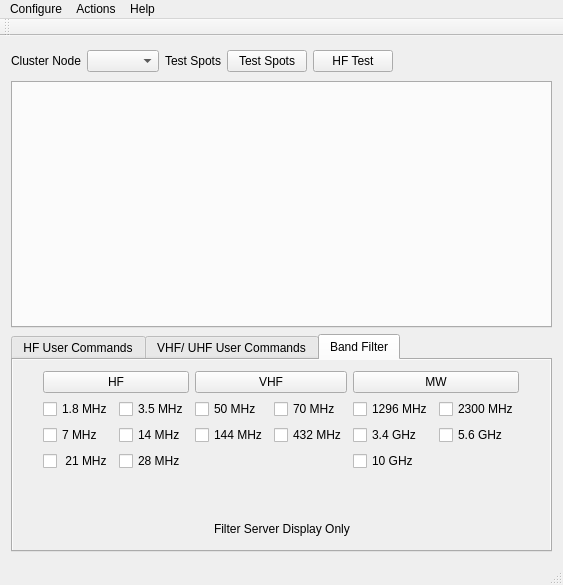
Before: the Qt Designer form mqt/MqtCluster/clustermainwindow.ui in Rsclub22/Minos2-Mirror, drawn with Qt 5.
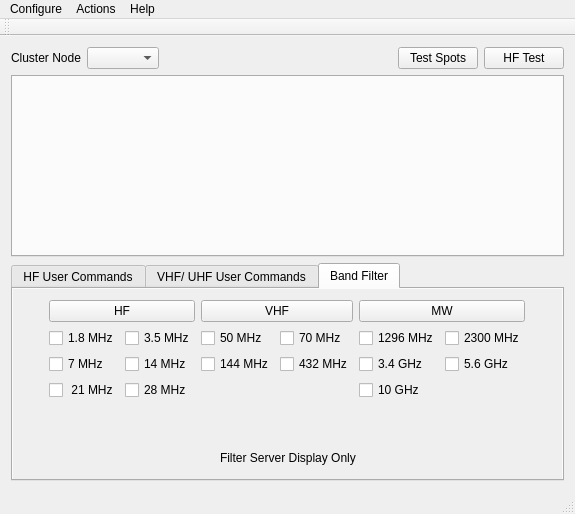
After: the same form once the commit is applied. Custom widgets are drawn as their Qt base class.

Commit message: cluster server fix cluster node drop down to size to text width

```diff
--- a/mqt/MqtCluster/clustermainwindow.ui
+++ b/mqt/MqtCluster/clustermainwindow.ui
@@ -6,8 +6,8 @@
    <rect>
     <x>0</x>
     <y>0</y>
-    <width>563</width>
-    <height>585</height>
+    <width>575</width>
+    <height>514</height>
    </rect>
   </property>
   <property name="windowTitle">
@@ -18,6 +18,8 @@
     <item>
      <layout class="QHBoxLayout" name="horizontalLayout_4">
       <item>
+       <layout class="QHBoxLayout" name="horizontalLayout_15">
+        <item>
        <widget class="QLabel" name="label">
         <property name="text">
          <string>Cluster Node</string>
@@ -25,14 +27,28 @@
        </widget>
       </item>
       <item>
-       <widget class="QComboBox" name="nodeCb"/>
-      </item>
-      <item>
-       <widget class="QLabel" name="testSpotsLab">
-        <property name="text">
-         <string>Test Spots</string>
-        </property>
-       </widget>
+         <widget class="QComboBox" name="nodeCb">
+          <property name="sizeAdjustPolicy">
+           <enum>QComboBox::AdjustToContents</enum>
+          </property>
+         </widget>
+        </item>
+       </layout>
+      </item>
+      <item>
+       <layout class="QHBoxLayout" name="horizontalLayout_14">
+        <item>
+         <spacer name="horizontalSpacer">
+          <property name="orientation">
+           <enum>Qt::Horizontal</enum>
+          </property>
+          <property name="sizeHint" stdset="0">
+           <size>
+            <width>40</width>
+            <height>20</height>
+           </size>
+          </property>
+         </spacer>
       </item>
       <item>
        <widget class="QPushButton" name="testSpotsPb">
@@ -48,18 +64,7 @@
         </property>
        </widget>
       </item>
-      <item>
-       <spacer name="horizontalSpacer">
-        <property name="orientation">
-         <enum>Qt::Horizontal</enum>
-        </property>
-        <property name="sizeHint" stdset="0">
-         <size>
-          <width>258</width>
-          <height>28</height>
-         </size>
-        </property>
-       </spacer>
+       </layout>
       </item>
      </layout>
     </item>
@@ -564,7 +569,7 @@
     <rect>
      <x>0</x>
      <y>0</y>
-     <width>563</width>
+     <width>575</width>
      <height>21</height>
     </rect>
    </property>
```
Lines whose indentation alone changed are shown as unchanged. The commit also changes 1 other file.
